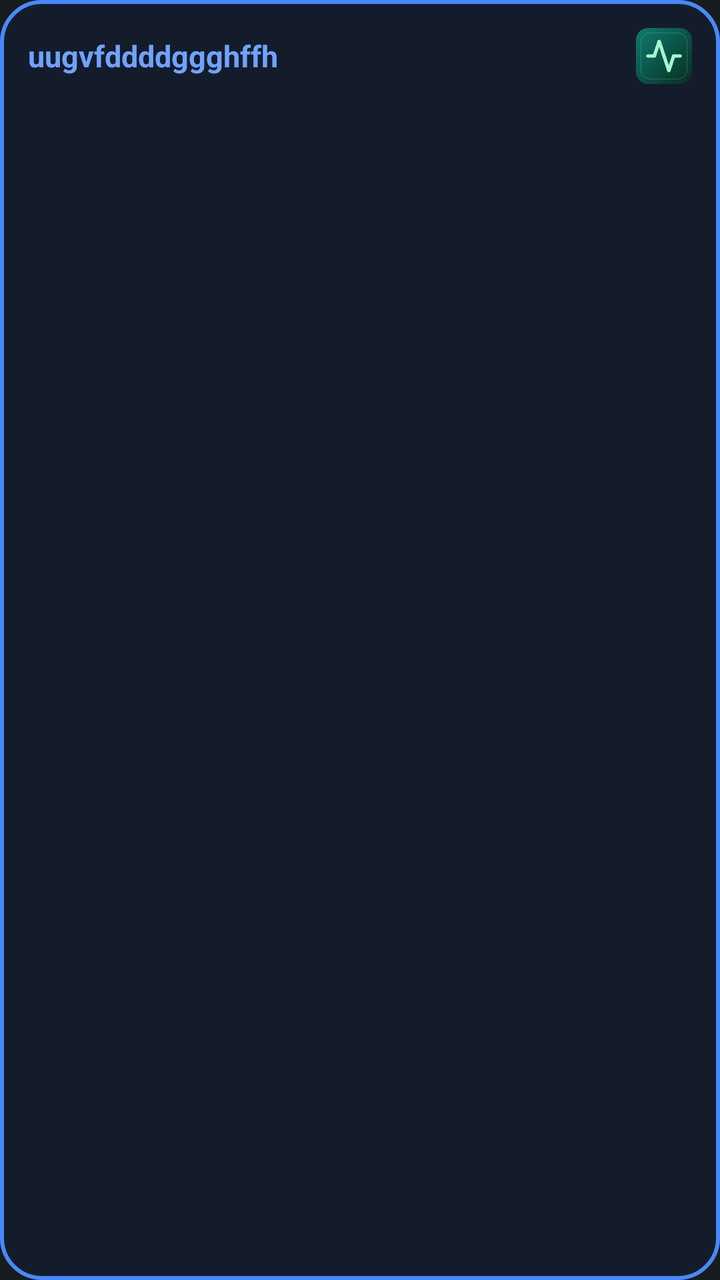
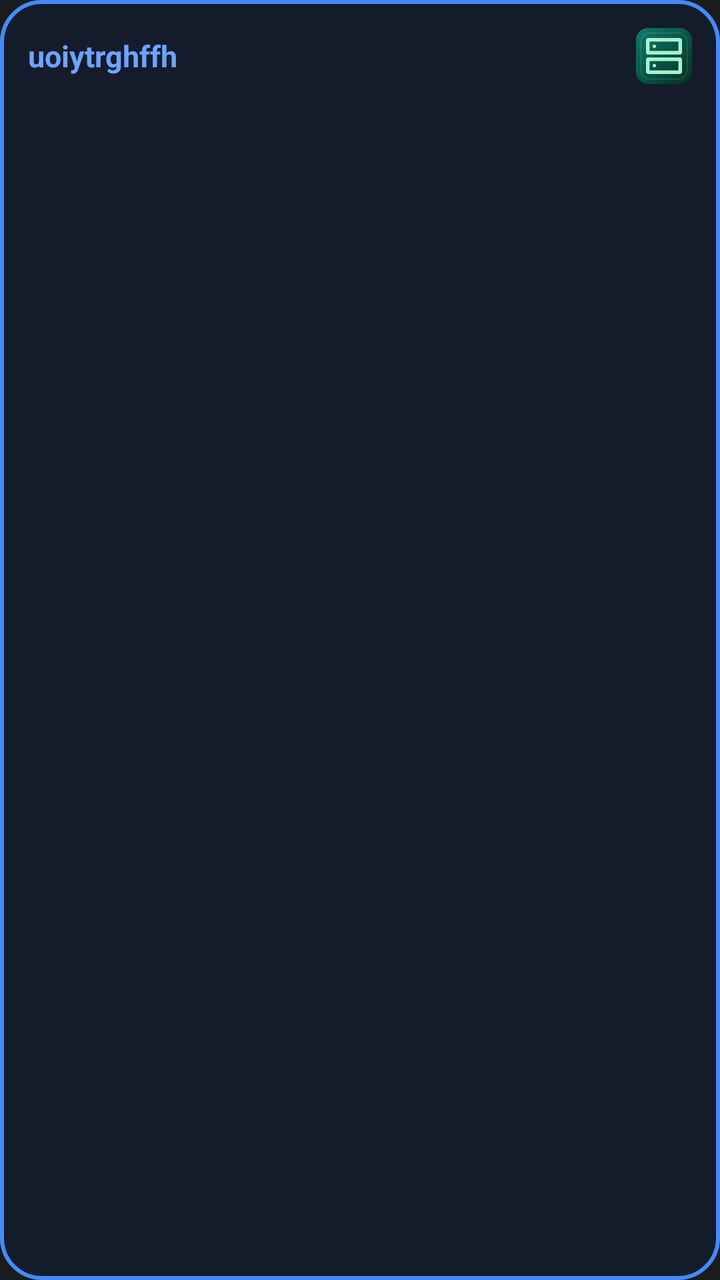

An Android layout rendered at two revisions. The XML below is the earlier revision; the diff shows what the commit changed to produce the second picture.
<!-- AndroidManifest.xml: application theme android:Theme.DeviceDefault.NoActionBar -->
<!-- res/layout/smart_widget_layout.xml -->
<?xml version="1.0" encoding="utf-8"?>
<LinearLayout xmlns:android="http://schemas.android.com/apk/res/android"
    android:id="@+id/widget_root"
    android:layout_width="match_parent"
    android:layout_height="match_parent"
    android:orientation="vertical"
    android:padding="14dp"
    android:background="@drawable/widget_bg"
    android:layoutDirection="rtl">

    <LinearLayout
        android:layout_width="match_parent"
        android:layout_height="wrap_content"
        android:orientation="horizontal"
        android:gravity="center_vertical">

        <ImageView
            android:id="@+id/widget_icon"
            android:layout_width="28dp"
            android:layout_height="28dp"
            android:src="@mipmap/ic_launcher" />

        <TextView
            android:id="@+id/widget_title"
            android:layout_width="0dp"
            android:layout_height="wrap_content"
            android:layout_weight="1"
            android:layout_marginStart="8dp"
            android:text="uugvfddddggghffh"
            android:textColor="#6EA3FF"
            android:textSize="15sp"
            android:textStyle="bold"
            android:singleLine="true"
            android:ellipsize="end" />
    </LinearLayout>

    <TextView
        android:id="@+id/widget_body"
        android:layout_width="match_parent"
        android:layout_height="0dp"
        android:layout_weight="1"
        android:layout_marginTop="8dp"
        android:text=""
        android:textColor="#FFFFFF"
        android:textSize="14sp"
        android:lineSpacingMultiplier="1.25"
        android:gravity="top|right"
        android:maxLines="6"
        android:ellipsize="end" />
</LinearLayout>
<!-- resources referenced by this layout -->
<resources>
  <!-- drawable widget_bg (drawable) -->
  <?xml version="1.0" encoding="utf-8"?>
  <shape xmlns:android="http://schemas.android.com/apk/res/android"
      android:shape="rectangle">
      <solid android:color="#141C2B" />
      <corners android:radius="20dp" />
      <stroke android:width="2dp" android:color="#458AFF" />
  </shape>
  <!-- mipmap ic_launcher: png bitmap (mipmap-hdpi, 5666 bytes) -->
</resources>

<!-- the commit's change to res/layout/smart_widget_layout.xml (unified diff, before → after) -->
@@ -26,7 +26,7 @@
             android:layout_height="wrap_content"
             android:layout_weight="1"
             android:layout_marginStart="8dp"
-            android:text="uugvfddddggghffh"
+            android:text="uoiytrghffh"
             android:textColor="#6EA3FF"
             android:textSize="15sp"
             android:textStyle="bold"
<!-- resource entries referenced after the edit -->
@@ -8,6 +8,6 @@
       <corners android:radius="20dp" />
       <stroke android:width="2dp" android:color="#458AFF" />
   </shape>
-  <!-- mipmap ic_launcher: png bitmap (mipmap-hdpi, 5666 bytes) -->
+  <!-- mipmap ic_launcher: png bitmap (mipmap-hdpi, 5775 bytes) -->
 </resources>
 
